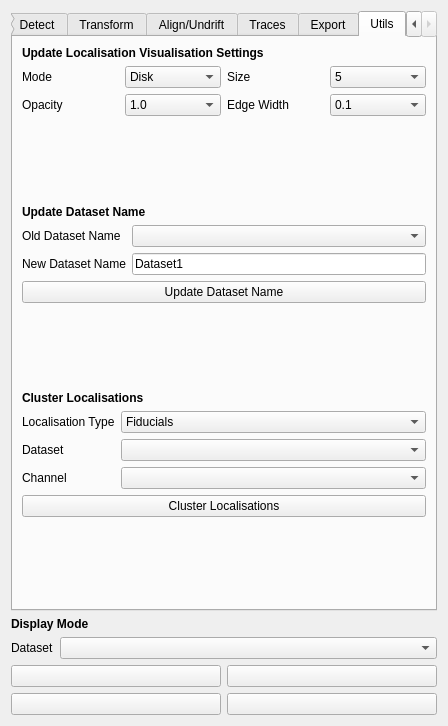
This is src/napari_gapseq2/widget_ui.ui in piedrro/napari-GapSeq2 as Qt 5 draws it before an edit. The edited form follows.
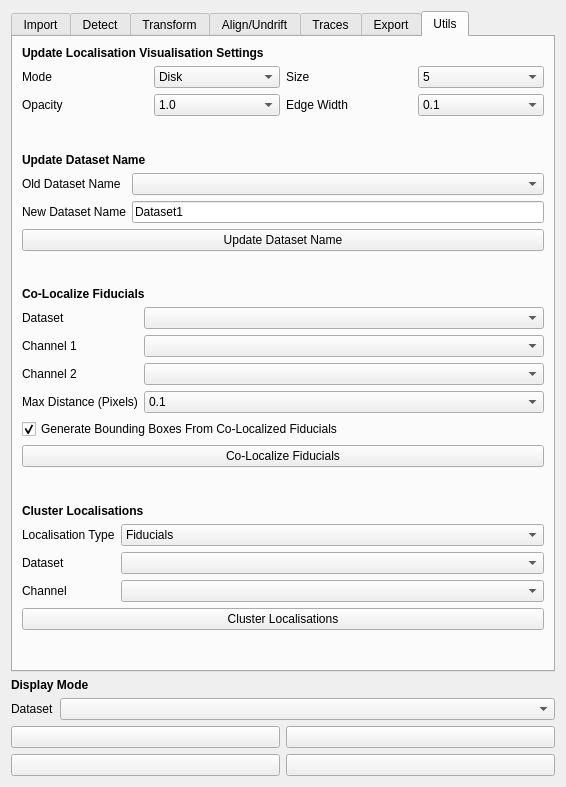
This is the edited form. The open tabs and pages were chosen to show the change.

Diff of the .ui file:
```diff
--- a/src/napari_gapseq2/widget_ui.ui
+++ b/src/napari_gapseq2/widget_ui.ui
@@ -6,8 +6,8 @@
    <rect>
     <x>0</x>
     <y>0</y>
-    <width>448</width>
-    <height>725</height>
+    <width>566</width>
+    <height>787</height>
    </rect>
   </property>
   <property name="windowTitle">
@@ -1766,6 +1766,134 @@
          </property>
         </spacer>
        </item>
+       <item>
+        <widget class="QLabel" name="label_34">
+         <property name="font">
+          <font>
+           <weight>75</weight>
+           <bold>true</bold>
+          </font>
+         </property>
+         <property name="text">
+          <string>Co-Localize Fiducials</string>
+         </property>
+        </widget>
+       </item>
+       <item>
+        <layout class="QFormLayout" name="formLayout_14">
+         <item row="1" column="0">
+          <widget class="QLabel" name="label_51">
+           <property name="text">
+            <string>Channel 1</string>
+           </property>
+          </widget>
+         </item>
+         <item row="2" column="0">
+          <widget class="QLabel" name="label_52">
+           <property name="text">
+            <string>Channel 2</string>
+           </property>
+          </widget>
+         </item>
+         <item row="0" column="0">
+          <widget class="QLabel" name="label_53">
+           <property name="text">
+            <string>Dataset</string>
+           </property>
+          </widget>
+         </item>
+         <item row="0" column="1">
+          <widget class="QComboBox" name="colo_dataset"/>
+         </item>
+         <item row="1" column="1">
+          <widget class="QComboBox" name="colo_channel1"/>
+         </item>
+         <item row="2" column="1">
+          <widget class="QComboBox" name="colo_channel2"/>
+         </item>
+         <item row="3" column="0">
+          <widget class="QLabel" name="label_54">
+           <property name="text">
+            <string>Max Distance (Pixels)</string>
+           </property>
+          </widget>
+         </item>
+         <item row="3" column="1">
+          <widget class="QComboBox" name="colo_max_dist">
+           <item>
+            <property name="text">
+             <string>0.1</string>
+            </property>
+           </item>
+           <item>
+            <property name="text">
+             <string>0.2</string>
+            </property>
+           </item>
+           <item>
+            <property name="text">
+             <string>0.5</string>
+            </property>
+           </item>
+           <item>
+            <property name="text">
+             <string>1</string>
+            </property>
+           </item>
+           <item>
+            <property name="text">
+             <string>2</string>
+            </property>
+           </item>
+           <item>
+            <property name="text">
+             <string>3</string>
+            </property>
+           </item>
+           <item>
+            <property name="text">
+             <string>4</string>
+            </property>
+           </item>
+           <item>
+            <property name="text">
+             <string>5</string>
+            </property>
+           </item>
+          </widget>
+         </item>
+        </layout>
+       </item>
+       <item>
+        <widget class="QCheckBox" name="colo_bboxes">
+         <property name="text">
+          <string>Generate Bounding Boxes From Co-Localized Fiducials</string>
+         </property>
+         <property name="checked">
+          <bool>true</bool>
+         </property>
+        </widget>
+       </item>
+       <item>
+        <widget class="QPushButton" name="gapseq_colocalize">
+         <property name="text">
+          <string>Co-Localize Fiducials</string>
+         </property>
+        </widget>
+       </item>
+       <item>
+        <spacer name="verticalSpacer_13">
+         <property name="orientation">
+          <enum>Qt::Vertical</enum>
+         </property>
+         <property name="sizeHint" stdset="0">
+          <size>
+           <width>20</width>
+           <height>40</height>
+          </size>
+         </property>
+        </spacer>
+       </item>
        <item>
         <widget class="QLabel" name="label_26">
          <property name="font">
```
